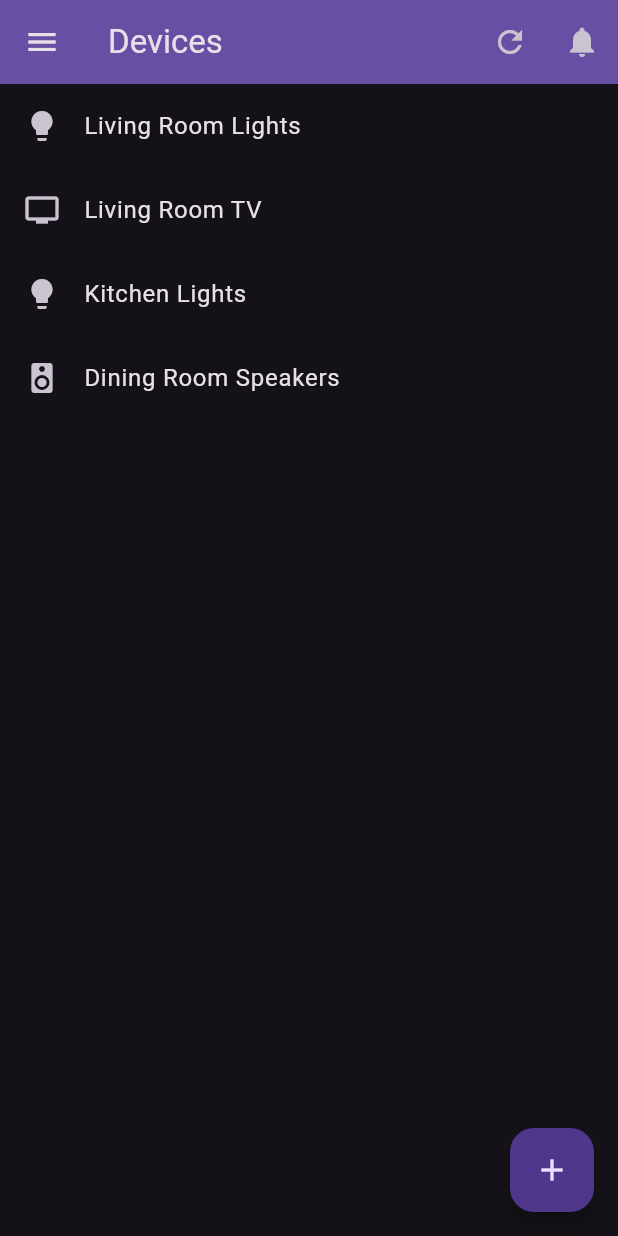
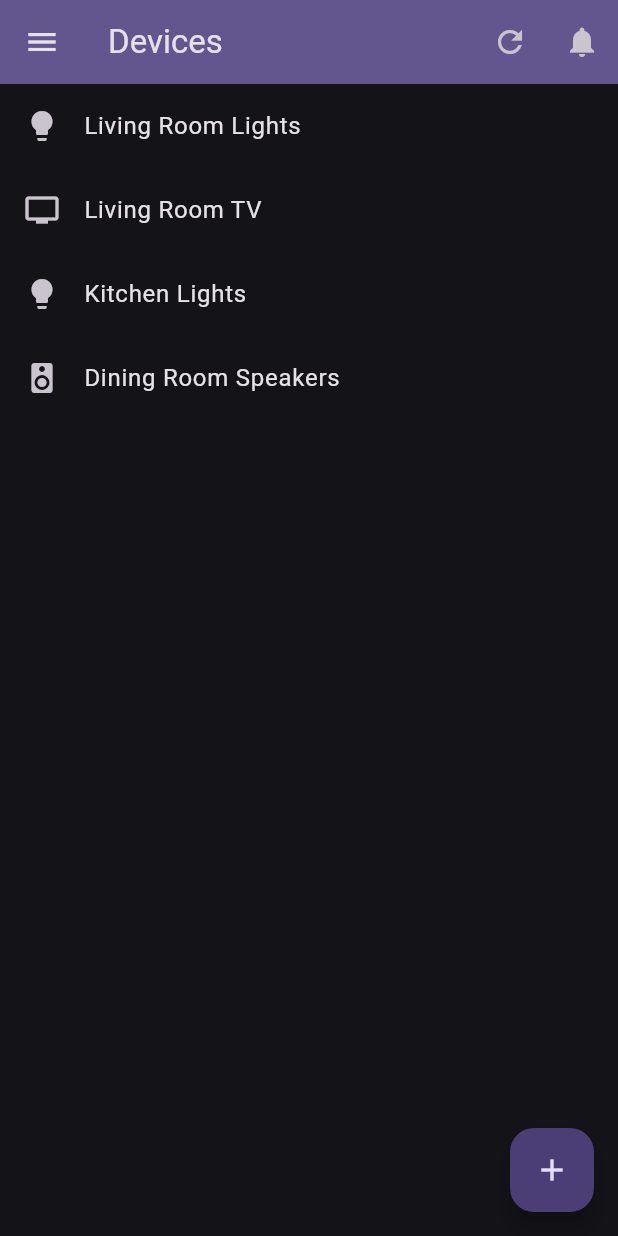
Before and after one commit to jamez2128/onehome, a Flutter app: the screen it shows after launch, on a phone screen of 412 x 824 dp. Run offline on Flutter 3.47's test engine with Material 3 defaults, Android fonts, the phone set to English and light mode, and no system bars.

Commit message:
Changed theming to dark mode

```diff
--- a/lib/main.dart
+++ b/lib/main.dart
@@ -12,13 +12,12 @@ class MyApp extends StatelessWidget {
   @override
   Widget build(BuildContext context) {
     return MaterialApp(
-      themeMode: ThemeMode.dark,
-      darkTheme: ThemeData(
-        brightness: Brightness.dark,
-      ),
       title: 'OneHome',
       theme: ThemeData(
-        colorScheme: ColorScheme.fromSeed(seedColor: const Color(0xFF6324EA)),
+        colorScheme: ColorScheme.fromSeed(
+            seedColor: const Color(0xFF6324EA),
+            brightness: Brightness.dark,
+        ),
         useMaterial3: true,
       ),
       home: const DevicesScreen(),
```
Also changed, not shown: pubspec.lock, 3 other files.
